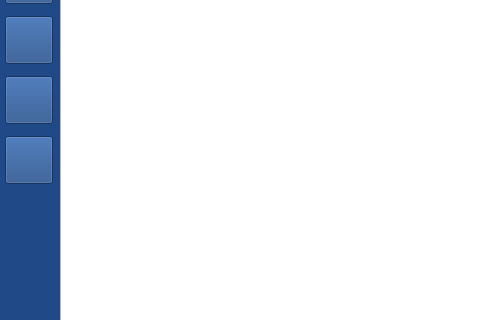
Old version of the form ui/mainwindow.ui in the repository Optimizer-Prime/open-journal; both pictures show x 0 to 480 and y 353 to 673 of the 950 by 1100 pixel window.
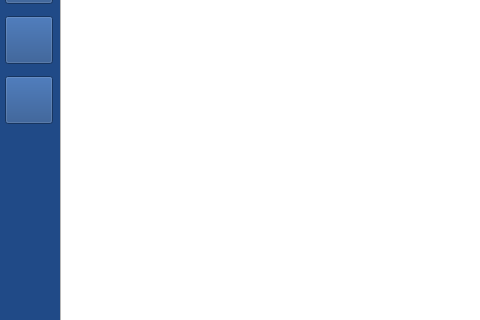
New version of the form. Icons and pictures are not drawn.

Commit message: Removed print option.

```diff
--- a/ui/mainwindow.ui
+++ b/ui/mainwindow.ui
@@ -287,40 +287,6 @@
      <string/>
     </property>
    </widget>
-   <widget class="QPushButton" name="printBtn">
-    <property name="geometry">
-     <rect>
-      <x>5</x>
-      <y>470</y>
-      <width>48</width>
-      <height>48</height>
-     </rect>
-    </property>
-    <property name="minimumSize">
-     <size>
-      <width>48</width>
-      <height>48</height>
-     </size>
-    </property>
-    <property name="maximumSize">
-     <size>
-      <width>48</width>
-      <height>48</height>
-     </size>
-    </property>
-    <property name="toolTip">
-     <string>&lt;html&gt;&lt;head/&gt;&lt;body&gt;&lt;p&gt;Print journal&lt;/p&gt;&lt;/body&gt;&lt;/html&gt;</string>
-    </property>
-    <property name="styleSheet">
-     <string notr="true">QPushButton {border-image: url(:/resources/print.png)}
-QToolTip {	background-color: rgb(238, 238, 236);
-                           color: black; 
-                           border: black solid 1px};</string>
-    </property>
-    <property name="text">
-     <string/>
-    </property>
-   </widget>
    <widget class="QPushButton" name="newBtn">
     <property name="geometry">
      <rect>
```
Left out of the diff: 17 changed lines with no effect on the pictures. The commit also changes 5 other files.
